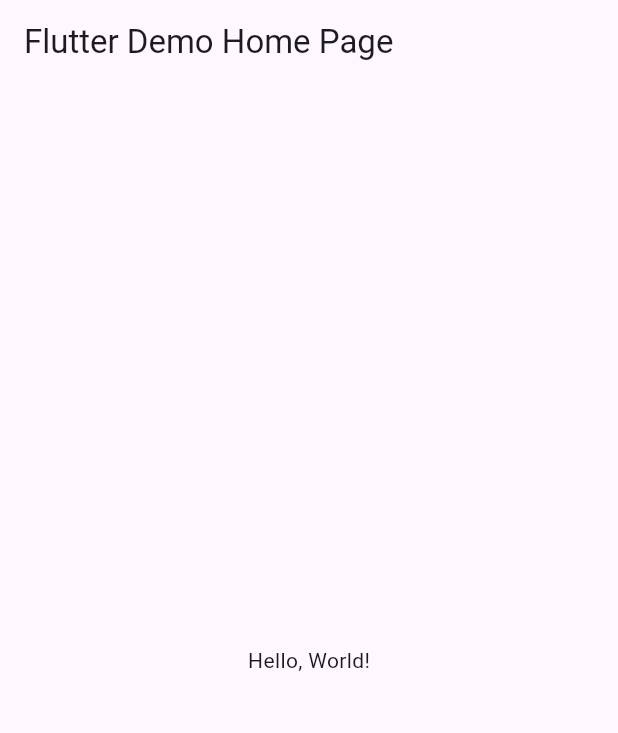
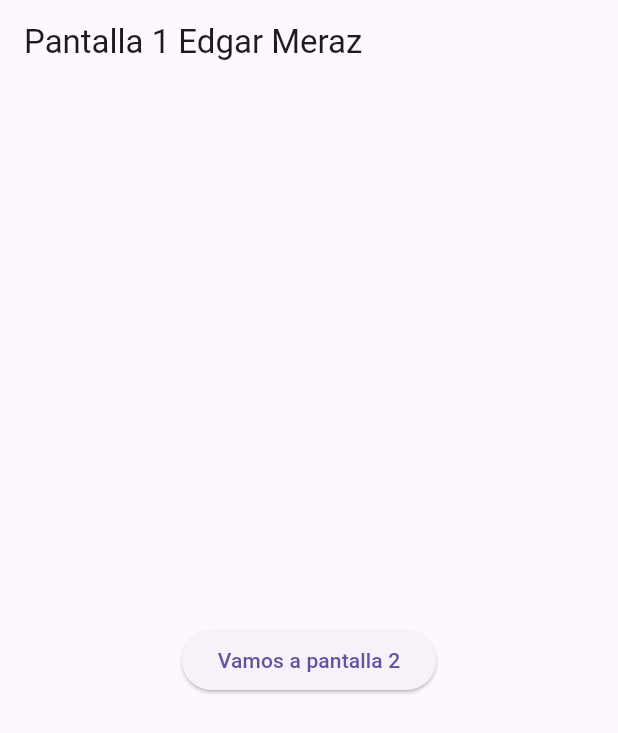
Before and after one commit to EdgarM128/p12-entrepaginas-6i, a Flutter app: the screen it shows after launch, on a phone screen of 412 x 824 dp. Shown: the top 733 px of the screen. Run offline on Flutter 3.47's test engine with Material 3 defaults, Android fonts, the phone set to English and light mode, and no system bars; missing offline and left inert: dart:html.

```diff
--- a/lib/main.dart
+++ b/lib/main.dart
@@ -1,43 +1,25 @@
 import 'package:flutter/material.dart';
+import 'package:meraz/pantalla1.dart';
+import 'package:meraz/pantalla2.dart';
 
-void main() => runApp(MyApp());
+void main() => runApp(RutasPaginas());
 
-class MyApp extends StatelessWidget {
-  const MyApp({super.key});
-  // This widget is the root of your application.
+class RutasPaginas extends StatelessWidget {
+  const RutasPaginas({Key? key}) : super(key: key);
+
   @override
   Widget build(BuildContext context) {
     return MaterialApp(
-      // Application name
-      title: 'Flutter Hello World',
-      // Application theme data, you can set the colors for the application as
-      // you want
+      debugShowCheckedModeBanner: false,
+      title: "App entre paginas",
       theme: ThemeData(
-        // useMaterial3: true,
-        primarySwatch: Colors.blue,
+        primarySwatch: Colors.red,
       ),
-      // A widget which will be started on application startup
-      home: MyHomePage(title: 'Flutter Demo Home Page'),
-    );
-  }
-}
-
-class MyHomePage extends StatelessWidget {
-  final String title;
-  const MyHomePage({super.key, required this.title});
-
-  @override
-  Widget build(BuildContext context) {
-    return Scaffold(
-      appBar: AppBar(
-        // The title text which will be shown on the action bar
-        title: Text(title),
-      ),
-      body: Center(
-        child: Text(
-          'Hello, World!',
-        ),
-      ),
-    );
-  }
-}
+      initialRoute: "/",
+      routes: {
+        "/": (context) => Pantalla1(),
+        "/pantalla2": (context) => Pantalla2(),
+      }, //Navegacion entre paginas
+    ); //fin MaterialApp
+  } //Clase RutaPagina
+} //fin RutasPaginas
--- /dev/null
+++ b/lib/pantalla1.dart
@@ -0,0 +1,26 @@
+import 'dart:html';
+
+import 'package:flutter/material.dart';
+import 'package:meraz/pantalla2.dart';
+
+class Pantalla1 extends StatelessWidget {
+  const Pantalla1({Key? key}) : super(key: key);
+
+  @override
+  Widget build(BuildContext context) {
+    return Scaffold(
+      appBar: AppBar(
+        title: const Text('Pantalla 1 Edgar Meraz'),
+      ),
+      body: Center(
+        child: ElevatedButton(
+          child: const Text("Vamos a pantalla 2"),
+          onPressed: () {
+            Navigator.pushNamed(context, "/pantalla2",
+                arguments: "Mensa de pantalla 1");
+          },
+        ),
+      ),
+    );
+  } //Widget
+} //Clase pantalla 1
```
Also changed, not shown: lib/pantalla2.dart (added, +28 -0 lines).
